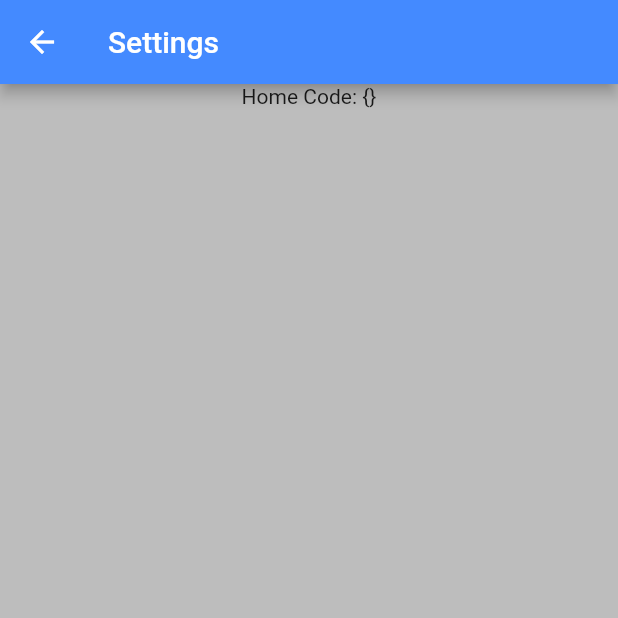
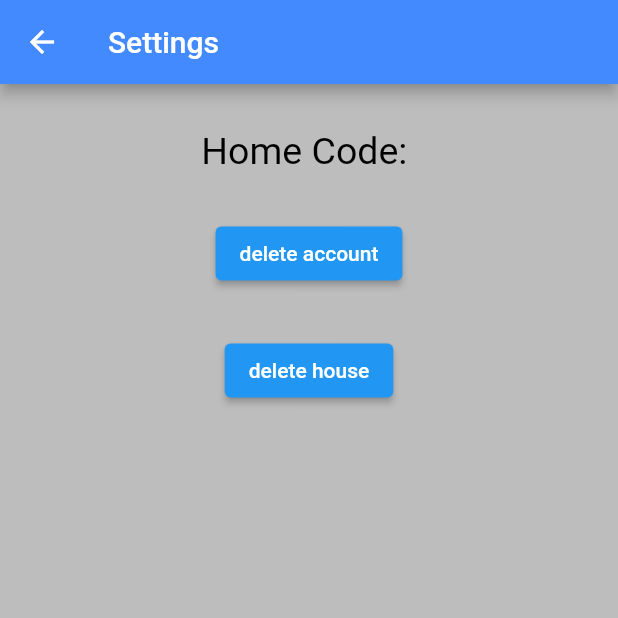
Before and after one commit to willdoyle757/Home-Manager, a Flutter app: the settingsPage screen opened directly, on a phone screen of 412 x 824 dp, the top half of it. Run offline on Flutter 3.47's test engine with Material 2 defaults, Android fonts, the phone set to English and light mode, and no system bars; our stand-ins replace cloud_firestore, firebase_auth, firebase_core, firebase_database; accounts and stored records are empty.

Commit message:
Add Setting Code and delete buttons

```diff
--- a/lib/screens/Home_Screens/home_appbar.dart
+++ b/lib/screens/Home_Screens/home_appbar.dart
@@ -29,13 +29,13 @@ class _Home_AppbarState extends State<Home_Appbar> {
   Widget build(BuildContext context) {
 
     String name = '';
-    household house = new household('', 'code');
+    household house = new household('', '');
 
     final residentsSnap = Provider.of<QuerySnapshot>(context);
     final user = Provider.of<User?>(context);
     final DatabaseService database = DatabaseService(user!.uid);
     final residents = database.residentListFromSnapshot(residentsSnap);
-    //final houses = Provider.of<List<household>>(context);
+    final houses = Provider.of<List<household>>(context);
 
     residents.forEach((resident) {
       if (resident.ID == user.uid){
@@ -44,11 +44,11 @@ class _Home_AppbarState extends State<Home_Appbar> {
     });
 
 
-   /* houses.forEach((h) {
+   houses.forEach((h) {
       if (h.name == curr_res.houseName){
         house = h;
       }
-    });*/
+    });
 
     name = curr_res.name;
 
@@ -100,22 +100,19 @@ class _Home_AppbarState extends State<Home_Appbar> {
               title: const Text('Calendar'),
               onTap: () {
 
-
-
               },
             ),
             ListTile(
               leading: const Icon(Icons.app_settings_alt_outlined),
               title: const Text('Settings'),
               onTap: () {
-
                 Navigator.of(context).push(
-                    MaterialPageRoute(
-                      builder: (context) => Provider(
-                          create: (context) => house,
-                          builder: (context, child) =>settingsPage()
-                      )
+                  MaterialPageRoute(
+                    builder: (context) => Provider(
+                        create: (context) => house,
+                        builder: (context, child) =>settingsPage()
                     )
+                  )
                 );
               },
             ),
--- a/lib/screens/settings.dart
+++ b/lib/screens/settings.dart
@@ -1,5 +1,13 @@
+import 'package:cloud_firestore/cloud_firestore.dart';
+import 'package:firebase_auth/firebase_auth.dart';
 import 'package:flutter/cupertino.dart';
 import 'package:flutter/material.dart';
+import 'package:home_manager/models/household.dart';
+import 'package:provider/provider.dart';
+
+import '../models/resident.dart';
+import '../services/auth.dart';
+import '../services/database.dart';
 
 class settingsPage extends StatefulWidget {
   const settingsPage({Key? key}) : super(key: key);
@@ -11,11 +19,22 @@ class settingsPage extends StatefulWidget {
 class _settingsPageState extends State<settingsPage> {
   @override
   Widget build(BuildContext context) {
+
+    Resident curr_res = new Resident('', '', false, '');
+
+
+    final user = Provider.of<User?>(context);
+    final email = user!.email;
+    final password = '';
+    final DatabaseService database = DatabaseService(user.uid);
+
+    final house = Provider.of<household>(context);
+
     return Scaffold(
       backgroundColor: Colors.grey.shade400,
       appBar: AppBar(
         backgroundColor: Colors.blueAccent,
-        title: Text('Settings',
+        title: const Text('Settings',
           style: TextStyle(
             color: Colors.white
           ),
@@ -23,11 +42,43 @@ class _settingsPageState extends State<settingsPage> {
       ),
       body: Column(
         children: [
+          SizedBox(height: 30),
+
           Center(
             child: Text(
-              'Home Code: {}'
+              'Home Code: ${house.code}',
+              style: const TextStyle(
+                color: Colors.black,
+                fontSize: 25
+              ),
             )
+          ),
+
+          SizedBox(height: 30),
+
+          ElevatedButton(
+            onPressed: () async {
+              //await AuthService().deleteUser(email!, password);
+            },
+            child: Text('delete account'),
+          ),
+
+          SizedBox(height: 30),
+
+          ElevatedButton(
+            onPressed: () async {
+              /*QuerySnapshot col_ref = await database.housesCollection.doc(house.name).collection("residents").get();
+
+              List<DocumentSnapshot> documents = col_ref.docs;
+              documents.forEach((data) =>  database.usersCollection.doc(data.id).set({
+                'inHouse' : false,
+                'houseName' : ''
+              }));
+              await database.deleteHouse();*/
+            },
+            child: Text('delete house'),
           )
+
         ],
       ),
     );
--- a/lib/screens/wrapper.dart
+++ b/lib/screens/wrapper.dart
@@ -14,12 +14,12 @@ class Wrapper extends StatelessWidget {
   Widget build(BuildContext context) {
 
     final user = Provider.of<User?>(context);
-
+    print(user);
     if (user == null){
       return Authenticate();
     }
     else {
-      return HomePage();
+      return  HomePage();
     }
   }
 }
--- a/lib/services/auth.dart
+++ b/lib/services/auth.dart
@@ -55,4 +55,17 @@ class AuthService {
     }
   }
 
+  /*Future deleteUser(String email, String password) async {
+    try {
+      UserCredential result = await auth.createUserWithEmailAndPassword(email: email, password: password);
+      User? user = result.user;
+      print(user);
+      await DatabaseService(user!.uid).deleteUser(); // called from database class
+      await result.user!.delete();
+      return true;
+    } catch (e) {
+      print(e.toString());
+      return null;
+    }
+  }*/
 }
--- a/lib/services/database.dart
+++ b/lib/services/database.dart
@@ -4,8 +4,6 @@ import 'package:cloud_firestore/cloud_firestore.dart';
 import 'package:home_manager/models/household.dart';
 import 'package:home_manager/models/reservation.dart';
 import 'package:home_manager/models/resident.dart';
-import 'package:home_manager/models/user.dart';
-
 
 
 class DatabaseService {
@@ -22,6 +20,15 @@ class DatabaseService {
 
   void initHouseName(String houseName){
     this.houseName = houseName;
+  }
+
+  Future deleteUser() async{
+    housesCollection.doc(houseName).collection('residents').doc(uid).delete();
+    return usersCollection.doc(uid).delete();
+  }
+
+  Future deleteHouse() async{
+    return housesCollection.doc(houseName).delete();
   }
 
   Future updateUserData (String name, bool inHouse, String houseName) async {
@@ -72,15 +79,12 @@ class DatabaseService {
 
   List<Reservation> reservationListFromSnapshot(QuerySnapshot snapshot){
 
-    print(snapshot.docs);
-
     return snapshot.docs.map((DocumentSnapshot doc) {
       return Reservation(
         doc['resource'],
         doc['start'].toDate(),
         doc['end'].toDate()
       );
-
     }).toList();
   }
 
@@ -90,7 +94,9 @@ class DatabaseService {
   }
 
   List<household> householdFromSnapshot(QuerySnapshot snapshot){
+    print('house request');
     return snapshot.docs.map((DocumentSnapshot doc) {
+      print(doc['name']);
       return household(
           doc['name'],
           doc['code']
```
Also changed, not shown: lib/screens/Home_Screens/home.dart (+7 -5 lines), lib/screens/Home_Screens/home_dashboard.dart (+15 -3 lines).
